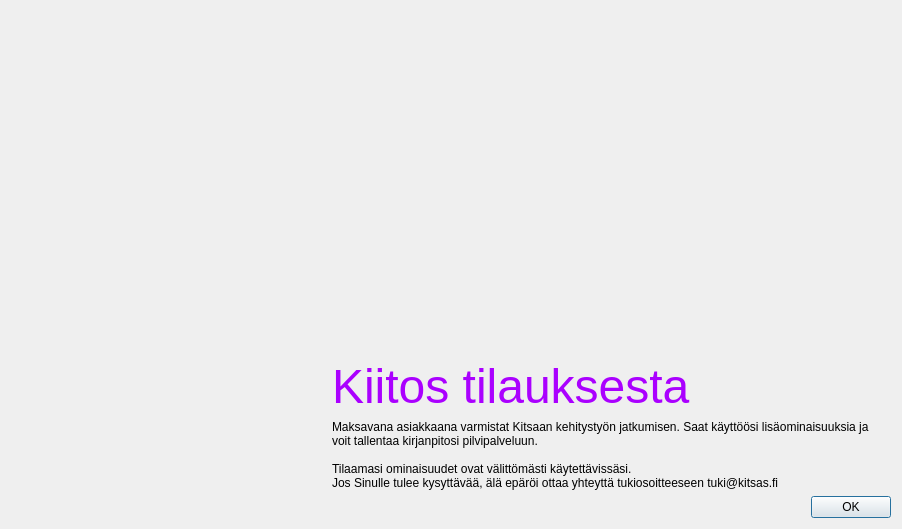
First picture: the form in kitsas/tilaus/kiitos.ui, repository artoh/kitupiikki, before the edit.
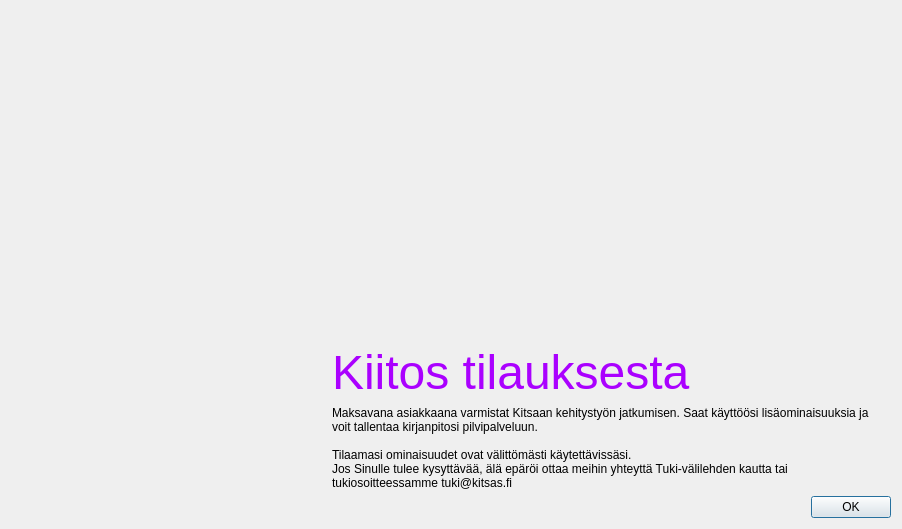
Second picture: the form after the edit. Icons and pictures are not drawn.

Diff of the .ui file:
```diff
--- a/kitsas/tilaus/kiitos.ui
+++ b/kitsas/tilaus/kiitos.ui
@@ -65,7 +65,7 @@
           <string>Maksavana asiakkaana varmistat Kitsaan kehitystyön jatkumisen. Saat käyttöösi lisäominaisuuksia ja voit tallentaa kirjanpitosi pilvipalveluun.
 
 Tilaamasi ominaisuudet ovat välittömästi käytettävissäsi.
-Jos Sinulle tulee kysyttävää, älä epäröi ottaa yhteyttä tukiosoitteeseen tuki@kitsas.fi</string>
+Jos Sinulle tulee kysyttävää, älä epäröi ottaa meihin yhteyttä Tuki-välilehden kautta tai tukiosoitteessamme tuki@kitsas.fi</string>
          </property>
          <property name="alignment">
           <set>Qt::AlignLeading|Qt::AlignLeft|Qt::AlignVCenter</set>
```
